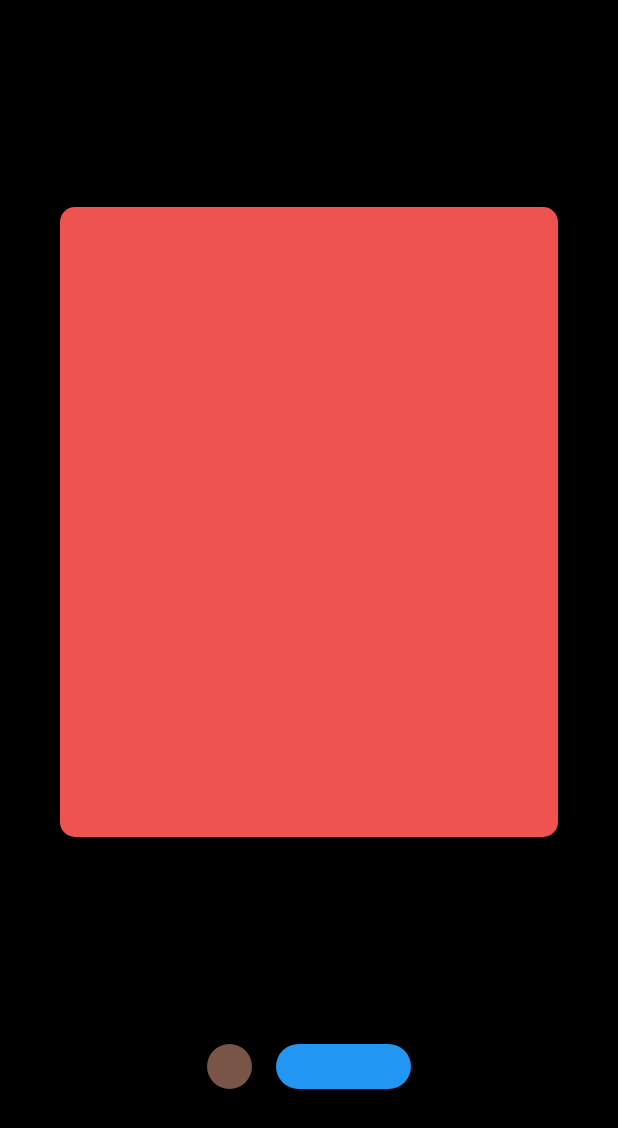
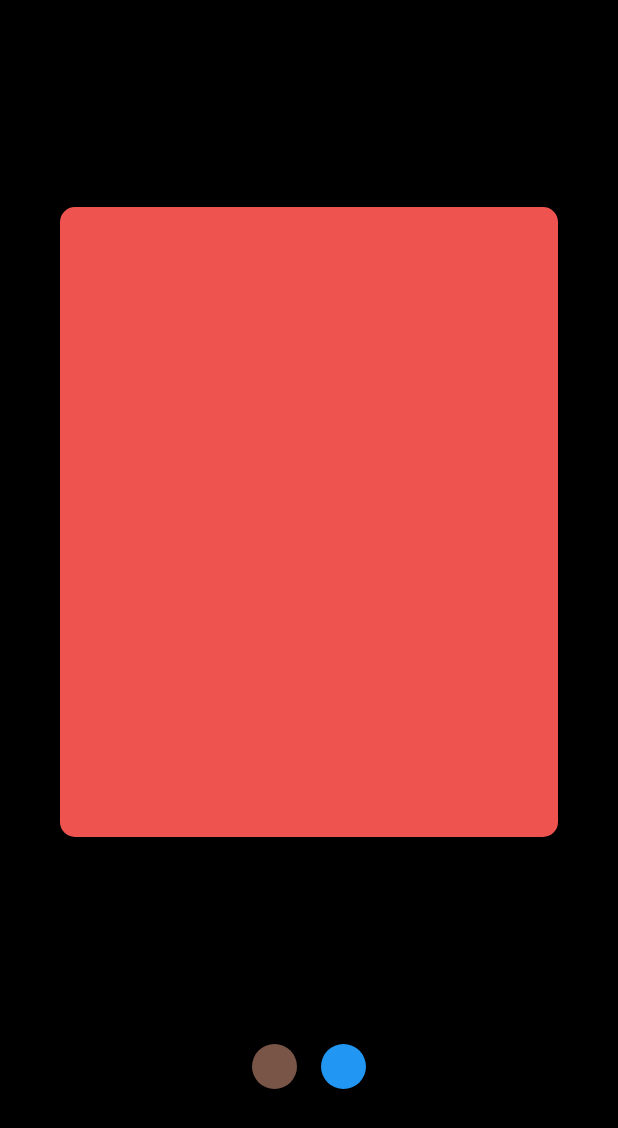
Before and after one commit to samtts14/found_my_car, a Flutter app: the screen it shows after launch, swiped to page 2, on a phone screen of 412 x 824 dp. Shown: the top 1128 px of the screen. Run offline on Flutter 3.47's test engine with Material 2 defaults, Android fonts, the phone set to English and light mode, and no system bars; drawn by our look-alikes of smooth_page_indicator.

Commit message:
Cambio de efecto del dot

```diff
--- a/lib/BehiculosPages/vehiculo_page1.dart
+++ b/lib/BehiculosPages/vehiculo_page1.dart
@@ -7,7 +7,7 @@ class Page1 extends StatelessWidget {
   Widget build(BuildContext context) {
     return Scaffold(
       backgroundColor: Colors.transparent,
-      body: SafeArea(
+      body: SafeArea(//----------------------CON SAFE AREA-------------------
         //padding: const EdgeInsets.all(20.0),
         child: Container(color: Colors.red),
       ),
--- a/lib/BehiculosPages/vehiculo_page2.dart
+++ b/lib/BehiculosPages/vehiculo_page2.dart
@@ -7,7 +7,7 @@ class Page2 extends StatelessWidget {
   Widget build(BuildContext context) {
     return Scaffold(
       backgroundColor: Colors.transparent,
-      body: Padding(
+      body: Padding(//------------------SIN SAFE AREA----------------------
         padding: const EdgeInsets.all(40.0),
         child: ClipRRect(
           borderRadius: BorderRadius.circular(10),
--- a/lib/HomePage/homepage.dart
+++ b/lib/HomePage/homepage.dart
@@ -28,7 +28,7 @@ class HomePage extends StatelessWidget {
           SmoothPageIndicator(
             controller: _controller,
             count: 2,
-            effect: ExpandingDotsEffect(
+            effect: WormEffect(
               activeDotColor: Colors.blue,//------------COLOR DEL SELECTOR-----------------
               dotColor: Colors.brown,//----------------COLOR DE LA SIGUIENTE PAGINA------------
               dotHeight: 30,
```
